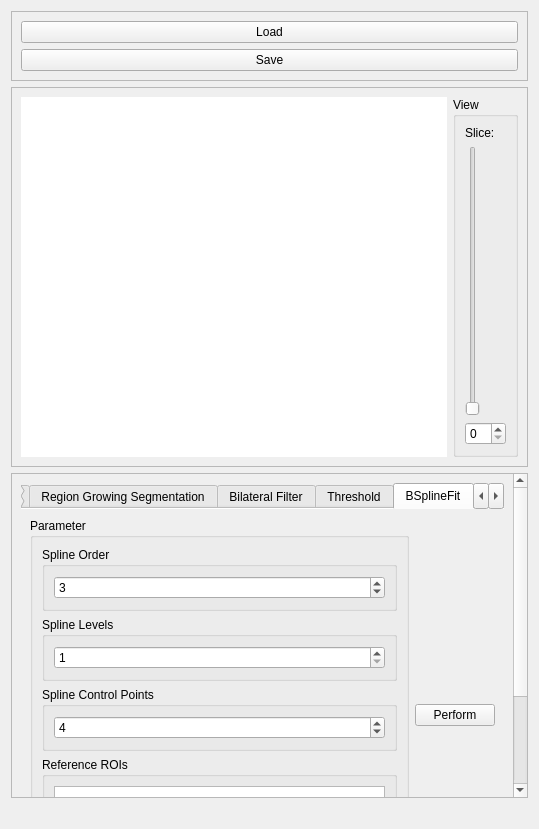
Old version of the form source/modules/image_widget/ImageWidget.ui in the repository josefkoller/ambient_image_processor.
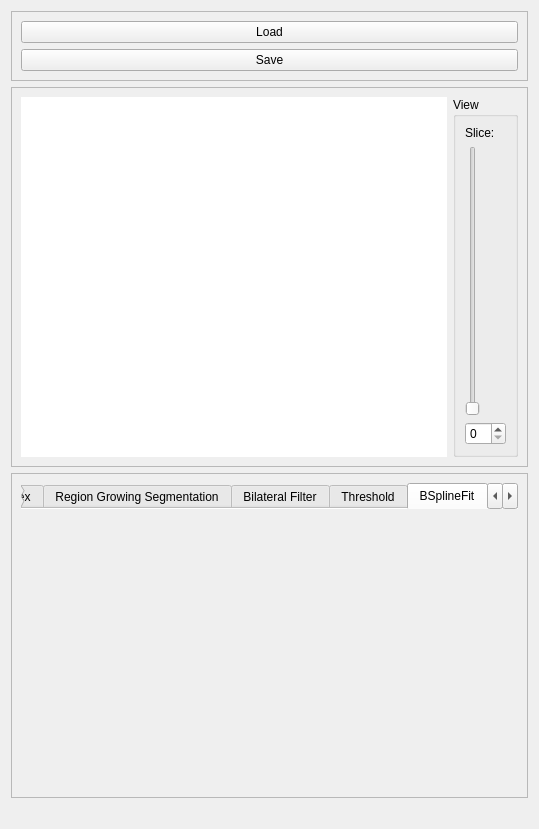
New version of the form. The open tabs and pages were chosen to show the change. Custom widgets are drawn as their Qt base class.

Commit message: spline interpolation module

```diff
--- a/source/modules/image_widget/ImageWidget.ui
+++ b/source/modules/image_widget/ImageWidget.ui
@@ -161,9 +161,9 @@
       <property name="geometry">
        <rect>
         <x>0</x>
-        <y>0</y>
+        <y>-17</y>
         <width>505</width>
-        <height>486</height>
+        <height>335</height>
        </rect>
       </property>
       <layout class="QVBoxLayout" name="verticalLayout_10">
@@ -675,99 +675,7 @@
           </attribute>
           <layout class="QHBoxLayout" name="horizontalLayout_14">
            <item>
-            <widget class="QGroupBox" name="groupBox_15">
-             <property name="title">
-              <string>Parameter</string>
-             </property>
-             <layout class="QVBoxLayout" name="verticalLayout_19">
-              <item>
-               <widget class="QGroupBox" name="groupBox_16">
-                <property name="title">
-                 <string>Spline Order</string>
-                </property>
-                <layout class="QVBoxLayout" name="verticalLayout_20">
-                 <item>
-                  <widget class="QSpinBox" name="splineOrderSpinbox">
-                   <property name="minimum">
-                    <number>1</number>
-                   </property>
-                   <property name="maximum">
-                    <number>5</number>
-                   </property>
-                   <property name="value">
-                    <number>3</number>
-                   </property>
-                  </widget>
-                 </item>
-                </layout>
-               </widget>
-              </item>
-              <item>
-               <widget class="QGroupBox" name="groupBox_17">
-                <property name="title">
-                 <string>Spline Levels</string>
-                </property>
-                <layout class="QHBoxLayout" name="horizontalLayout_15">
-                 <item>
-                  <widget class="QSpinBox" name="splineLevelsSpinbox">
-                   <property name="minimum">
-                    <number>1</number>
-                   </property>
-                   <property name="value">
-                    <number>1</number>
-                   </property>
-                  </widget>
-                 </item>
-                </layout>
-               </widget>
-              </item>
-              <item>
-               <widget class="QGroupBox" name="groupBox_18">
-                <property name="title">
-                 <string>Spline Control Points</string>
-                </property>
-                <layout class="QVBoxLayout" name="verticalLayout_22">
-                 <item>
-                  <widget class="QSpinBox" name="splineControlPoints">
-                   <property name="minimum">
-                    <number>2</number>
-                   </property>
-                   <property name="value">
-                    <number>4</number>
-                   </property>
-                  </widget>
-                 </item>
-                </layout>
-               </widget>
-              </item>
-              <item>
-               <widget class="QGroupBox" name="groupBox_4">
-                <property name="title">
-                 <string>Reference ROIs</string>
-                </property>
-                <layout class="QVBoxLayout" name="verticalLayout_21">
-                 <item>
-                  <widget class="QListWidget" name="referenceROIsListWidget"/>
-                 </item>
-                 <item>
-                  <widget class="QPushButton" name="pushButton_4">
-                   <property name="text">
-                    <string>Add Reference ROI</string>
-                   </property>
-                  </widget>
-                 </item>
-                </layout>
-               </widget>
-              </item>
-             </layout>
-            </widget>
-           </item>
-           <item>
-            <widget class="QPushButton" name="pushButton_6">
-             <property name="text">
-              <string>Perform</string>
-             </property>
-            </widget>
+            <widget class="SplineInterpolationWidget" name="spline_interpolation_widget" native="true"/>
            </item>
           </layout>
          </widget>
@@ -881,6 +789,12 @@
    <header location="global">source/modules/histogram/HistogramWidget.h</header>
    <container>1</container>
   </customwidget>
+  <customwidget>
+   <class>SplineInterpolationWidget</class>
+   <extends>QWidget</extends>
+   <header location="global">source/modules/spline_interpolation/SplineInterpolationWidget.h</header>
+   <container>1</container>
+  </customwidget>
  </customwidgets>
  <resources/>
  <connections/>
```
Left out of the diff: 2 changed lines with no effect on the pictures. The commit also changes 13 other files.
